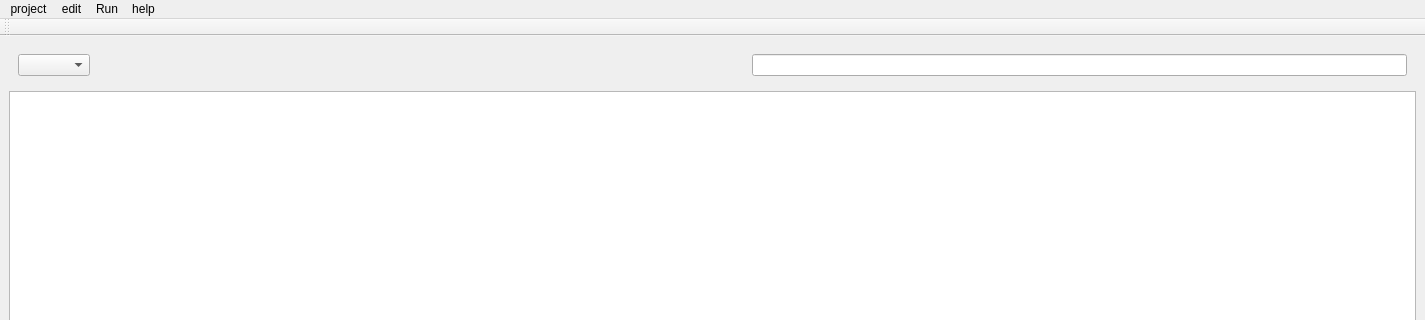
This is Network-capture-main/code/mainwindow.ui in TheLazyWater/NetWork_Course_Design as Qt 5 draws it before an edit; both pictures show x 0 to 1425 and y 0 to 320 of the 1425 by 751 pixel window. The edited form follows.
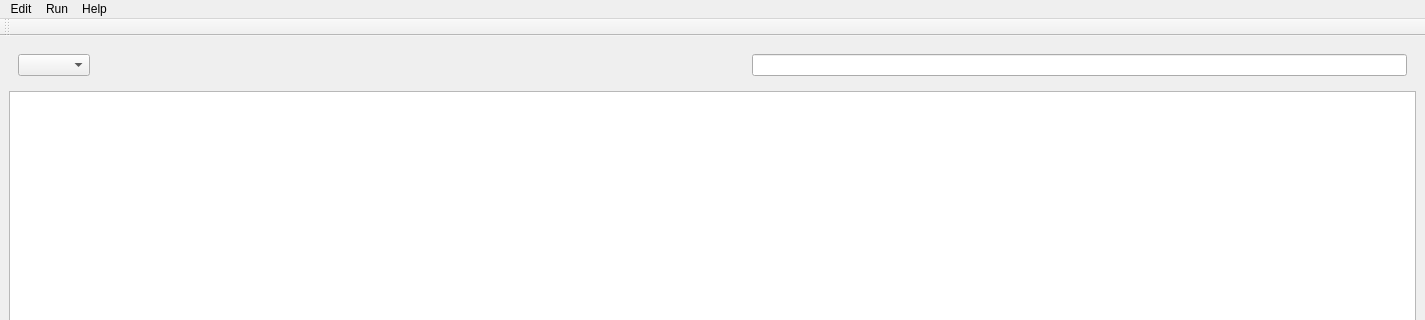
This is the edited form. Icons and pictures are not drawn. Custom widgets are drawn as their Qt base class.

```diff
--- a/Network-capture-main/code/mainwindow.ui
+++ b/Network-capture-main/code/mainwindow.ui
@@ -135,17 +135,12 @@
      <x>0</x>
      <y>0</y>
      <width>1425</width>
-     <height>25</height>
+     <height>26</height>
     </rect>
    </property>
-   <widget class="QMenu" name="menu">
-    <property name="title">
-     <string>project</string>
-    </property>
-   </widget>
    <widget class="QMenu" name="menuedit">
     <property name="title">
-     <string>edit</string>
+     <string>Edit</string>
     </property>
     <addaction name="actionup"/>
     <addaction name="actiondown"/>
@@ -161,10 +156,9 @@
    </widget>
    <widget class="QMenu" name="menuhelp">
     <property name="title">
-     <string>help</string>
+     <string>Help</string>
     </property>
    </widget>
-   <addaction name="menu"/>
    <addaction name="menuedit"/>
    <addaction name="menuRun"/>
    <addaction name="menuhelp"/>
```
Left out of the diff: 5 changed lines with no effect on the pictures.
